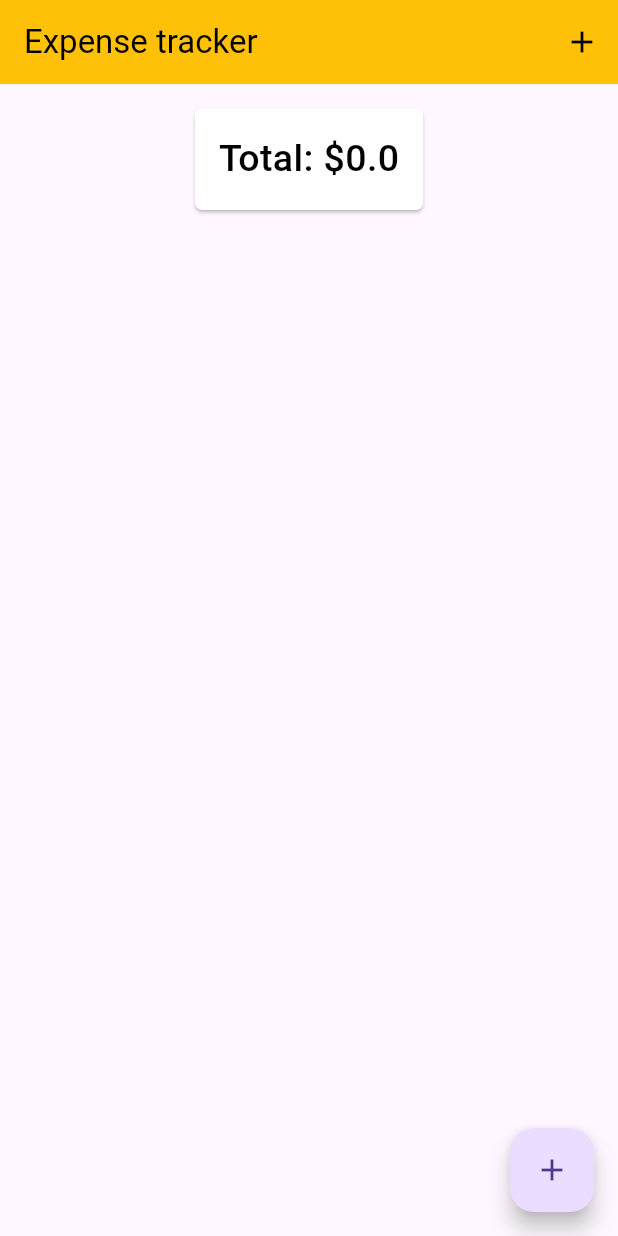
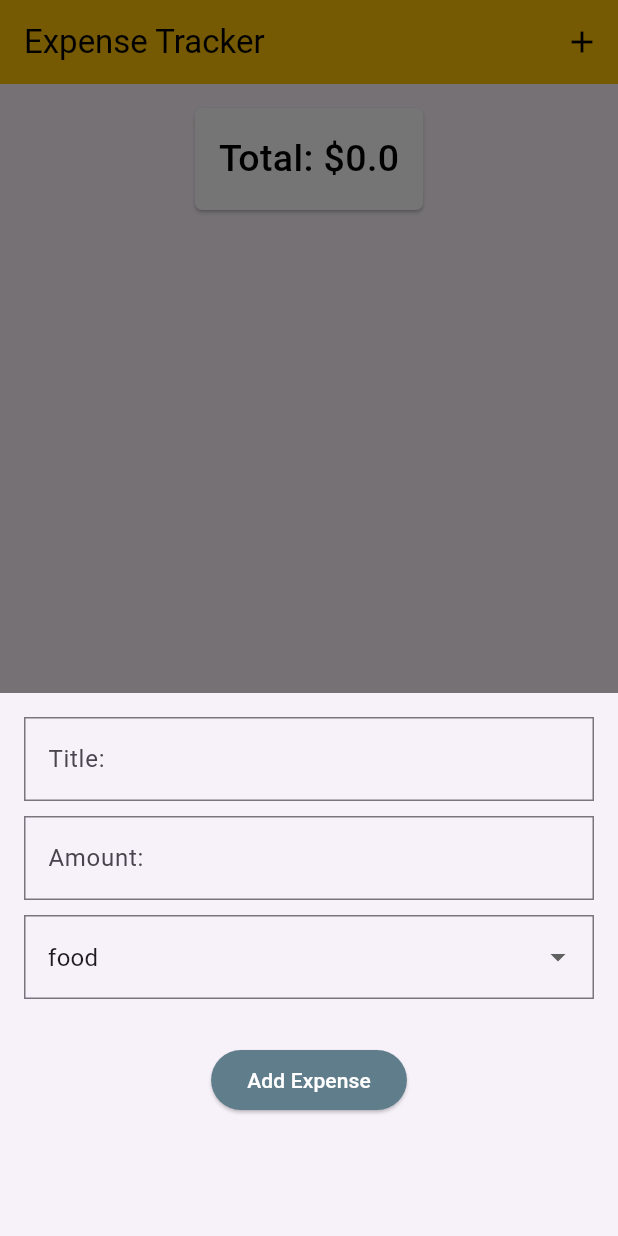
Before and after one commit to ashura-01/expense, a Flutter app: the screen it shows after launch, after a tap on the "add" icon, on a phone screen of 412 x 824 dp. Run offline on Flutter 3.47's test engine with Material 3 defaults, Android fonts, the phone set to English and light mode, and no system bars; our stand-ins replace sizer.

Commit message:
last update

```diff
--- a/lib/home.dart
+++ b/lib/home.dart
@@ -1,5 +1,5 @@
+import 'package:flutter/material.dart';
 import 'package:expense/expense.dart';
-import 'package:flutter/material.dart';
 
 class Home extends StatefulWidget {
   const Home({super.key});
@@ -16,17 +16,33 @@ class _HomeState extends State<Home> {
     "entertainment",
     "bills"
   ];
-  final double _total = 0.0;
+  double _total = 0.0;
+
+  void _addExpense(
+      String title, double amount, DateTime date, String catagory) {
+    setState(() {
+      _expense.add(Expense(
+          title: title, amount: amount, date: date, catagory: catagory));
+      _total += amount;
+    });
+  }
+
+  void _removeExpense(int index){
+      setState(() {
+        _expense.removeAt(index);
+      });
+  }
 
   void _showForm(BuildContext context) {
-    TextEditingController _titleController = TextEditingController();
-    TextEditingController _amountController = TextEditingController();
+    TextEditingController titleController = TextEditingController();
+    TextEditingController amountController = TextEditingController();
+    String selectedCatagory = _catagory.first;
+    DateTime date = DateTime.now();
 
     showModalBottomSheet(
+      isScrollControlled: true,
       context: context,
-      shape: RoundedRectangleBorder(
-        borderRadius: BorderRadius.zero, // Makes the bottom sheet rectangular
-      ),
+      shape: RoundedRectangleBorder(borderRadius: BorderRadius.zero),
       builder: (_) {
         return Padding(
           padding: EdgeInsets.only(
@@ -35,50 +51,96 @@ class _HomeState extends State<Home> {
             left: 16,
             right: 16,
           ),
+          child: SingleChildScrollView(
+            // ✅ Fix: Enables scrolling
             child: Column(
               mainAxisSize: MainAxisSize.min,
               children: [
                 TextField(
-                keyboardType: TextInputType.number,
+                  controller: titleController,
+                  keyboardType: TextInputType.text,
                   decoration: InputDecoration(
                     hintText: "Title:",
                     border: OutlineInputBorder(
                       borderSide: BorderSide(color: Colors.black, width: 2),
-                    borderRadius: BorderRadius.zero, // Rectangular border
+                      borderRadius: BorderRadius.zero,
                     ),
                     focusedBorder: OutlineInputBorder(
                       borderSide: BorderSide(color: Colors.black, width: 1),
-                    borderRadius: BorderRadius.zero, // Rectangular border
+                      borderRadius: BorderRadius.zero,
                     ),
                   ),
                 ),
-              SizedBox(
-                height: 10,
-              ),
+                SizedBox(height: 10),
                 TextField(
+                  controller: amountController,
                   keyboardType: TextInputType.number,
                   decoration: InputDecoration(
                     hintText: "Amount:",
                     border: OutlineInputBorder(
                       borderSide: BorderSide(color: Colors.black, width: 2),
-                    borderRadius: BorderRadius.zero, // Rectangular border
+                      borderRadius: BorderRadius.zero,
                     ),
                     focusedBorder: OutlineInputBorder(
                       borderSide: BorderSide(color: Colors.black, width: 1),
-                    borderRadius: BorderRadius.zero, // Rectangular border
+                      borderRadius: BorderRadius.zero,
                     ),
                   ),
                 ),
-              SizedBox(
-                height: 10,
+                SizedBox(height: 10),
+                DropdownButtonFormField(
+                  value: selectedCatagory,
+                  items: _catagory
+                      .map((catagory) => DropdownMenuItem(
+                            value: catagory,
+                            child: Text(catagory,
+                                style:
+                                    TextStyle(fontWeight: FontWeight.normal)),
+                          ))
+                      .toList(),
+                  onChanged: (value) {
+                    setState(() {
+                      // ✅ Fix: Ensures dropdown updates UI
+                      selectedCatagory = value!;
+                    });
+                  },
+                  decoration: InputDecoration(
+                    hintText: "Select Category",
+                    border: OutlineInputBorder(
+                      borderSide: BorderSide(color: Colors.black),
+                      borderRadius: BorderRadius.zero,
                     ),
-              DropdownButtonFormField(
-                  items: _catagory.map((catagory) => DropdownMenuItem(
-                        value: catagory,
-                        child: Text(catagory),
-                      )).toList(),
-                  onChanged: )
+                    focusedBorder: OutlineInputBorder(
+                      borderSide: BorderSide(color: Colors.black, width: 1),
+                      borderRadius: BorderRadius.zero,
+                    ),
+                  ),
+                ),
+                SizedBox(height: 30),
+                ElevatedButton(
+                  onPressed: () {
+                    if (titleController.text.isEmpty ||
+                        double.tryParse(amountController.text) == null) {
+                      return;
+                    } else {
+                      _addExpense(
+                          titleController.text,
+                          double.parse(amountController.text),
+                          date,
+                          selectedCatagory);
+                      Navigator.pop(
+                          context); // ✅ Fix: Closes bottom sheet after adding
+                    }
+                  },
+                  style: ElevatedButton.styleFrom(
+                    backgroundColor: Colors.blueGrey,
+                    foregroundColor: Colors.white,
+                  ),
+                  child: Text("Add Expense"),
+                ),
+                SizedBox(height: 80),
               ],
+            ),
           ),
         );
       },
@@ -91,8 +153,13 @@ class _HomeState extends State<Home> {
       appBar: AppBar(
         backgroundColor: Colors.amber,
         foregroundColor: Colors.black,
-        title: Text("Expense tracker"),
-        actions: [IconButton(onPressed: () {}, icon: Icon(Icons.add))],
+        title: Text("Expense Tracker"),
+        actions: [
+          IconButton(
+            onPressed: () => _showForm(context), // ✅ Fix: Opens bottom sheet
+            icon: Icon(Icons.add),
+          ),
+        ],
       ),
       body: Column(
         children: [
@@ -119,17 +186,30 @@ class _HomeState extends State<Home> {
             child: ListView.builder(
               itemCount: _expense.length,
               itemBuilder: (context, index) {
-                  return Card(
+                return GestureDetector(
+                  onLongPress: (){
+                    _removeExpense(index);
+                  },
+                  child: Card(
                     child: ListTile(
                       leading: CircleAvatar(
-                        child: Text(_expense[index].catagory),
                         backgroundColor: Colors.blueAccent,
+                        child: Text(_expense[index]
+                            .catagory
+                            .substring(0, 1)
+                            .toUpperCase()),
                       ),
                       title: Text(_expense[index].title),
-                      subtitle: Text(_expense[index].date.toString()),
+                      trailing: Text(_expense[index].amount.toString()),
+                      subtitle: Text(_expense[index]
+                          .date
+                          .toString()
+                          .split(' ')[0]), // ✅ Fix: Shorter date format
+                    ),
                   ),
                 );
-                }),
+              },
+            ),
           )
         ],
       ),
```
Lines whose indentation alone changed are shown as unchanged.
